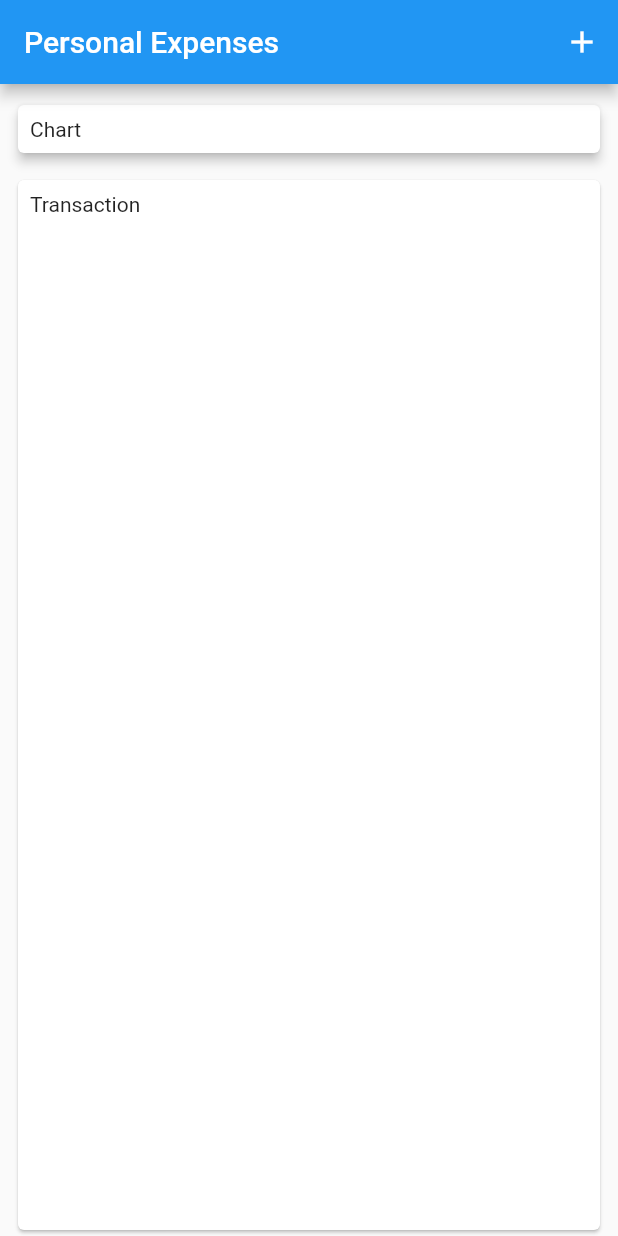
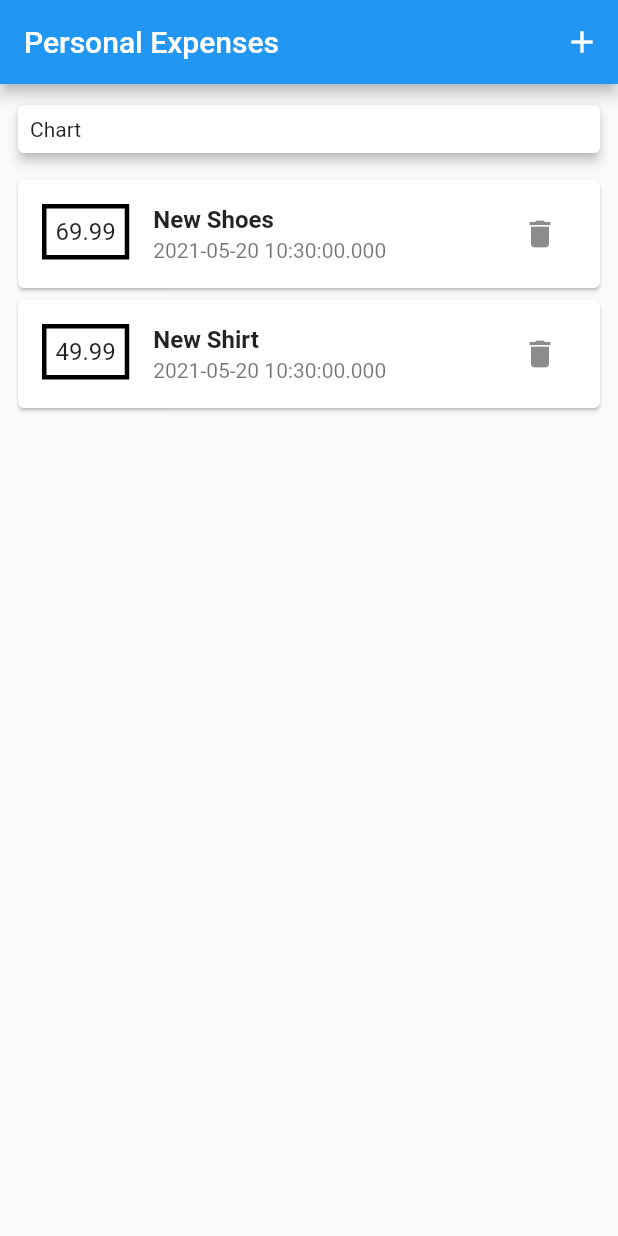
Before and after one commit to amrabdalfatah/Personal_Expenses, a Flutter app: the screen it shows after launch, on a phone screen of 412 x 824 dp. Run offline on Flutter 3.47's test engine with Material 2 defaults, Android fonts, the phone set to English and light mode, and no system bars.

Commit message:
Add samble Transaction on screen

```diff
--- a/lib/home.dart
+++ b/lib/home.dart
@@ -44,18 +44,40 @@ class MyApp extends StatelessWidget {
                 elevation: 3,
               ),
             ),
-            Expanded(
-              child: Container(
-                width: double.infinity,
+            ...transactions.map((index) {
+              return Container(
                 margin: EdgeInsets.symmetric(horizontal: 8),
                 child: Card(
-                  child: Padding(
-                    padding: const EdgeInsets.all(8.0),
-                    child: Text('Transaction'),
+                  child: ListTile(
+                    leading: Container(
+                      padding: EdgeInsets.all(6),
+                      decoration: BoxDecoration(
+                        border: Border.all(
+                          color: Colors.black,
+                          width: 3,
+                        ),
+                      ),
+                      child: Text(
+                        '${index.amount}',
+                        style: TextStyle(fontSize: 16),
+                      ),
+                    ),
+                    title: Text(
+                      '${index.title}',
+                      style: TextStyle(
+                        fontWeight: FontWeight.bold,
+                        fontSize: 16,
+                      ),
+                    ),
+                    subtitle: Text('${index.date}'),
+                    trailing: IconButton(
+                      icon: Icon(Icons.delete),
+                      onPressed: () {},
+                    ),
                   ),
                 ),
-              ),
-            ),
+              );
+            }).toList(),
           ],
         ),
       ),
```
